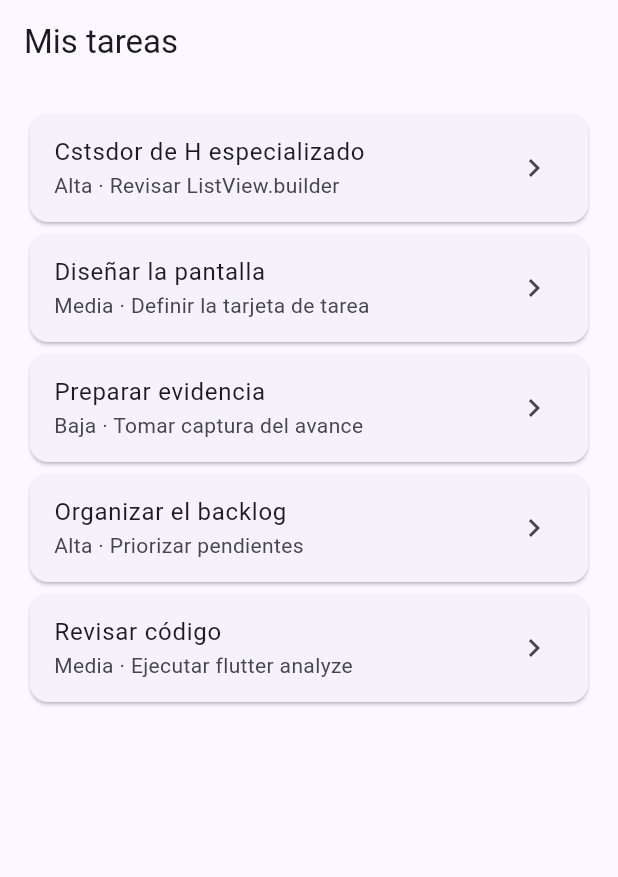
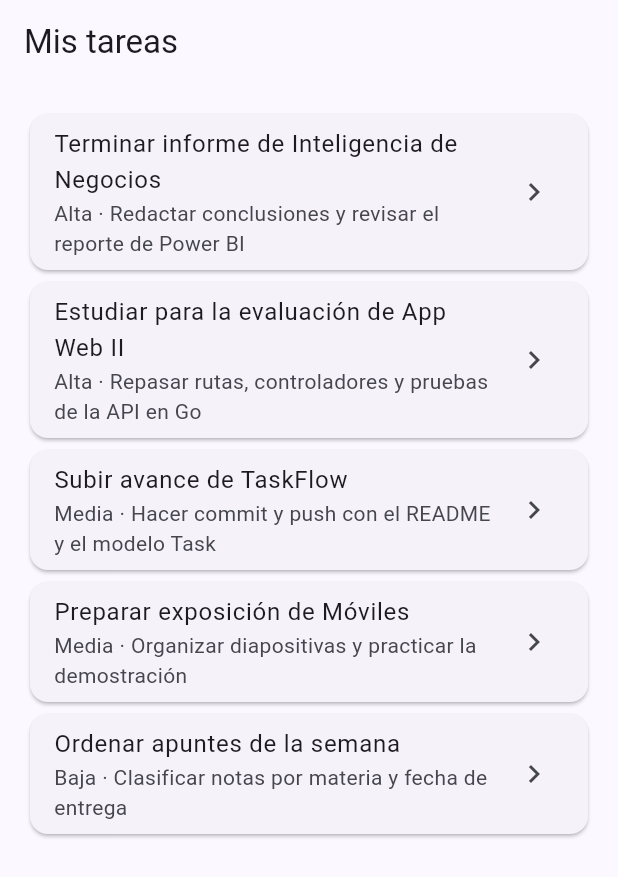
Before and after one commit to frankMontece/Desarrollo-Proyecto-Flutter, a Flutter app: the screen it shows after launch, on a phone screen of 412 x 824 dp. Shown: the top 877 px of the screen. Run offline on Flutter 3.47's test engine with Material 3 defaults, Android fonts, the phone set to English and light mode, and no system bars; our stand-ins replace go_router.

Commit message:
feat: separar modelo Task y definir alcance en README

```diff
--- a/lib/main.dart
+++ b/lib/main.dart
@@ -1,74 +1,42 @@
 import 'package:flutter/material.dart';
 import 'package:go_router/go_router.dart';
+import 'task.dart';
 
 void main() {
   runApp(const TaskFlowApp());
 }
 
 // 1. DATOS Y MODELOS
-class Task {
-  const Task({
-    required this.id,
-    required this.title,
-    required this.description,
-    required this.priority,
-    required this.isCompleted,
-  });
-
-  final int id;
-  final String title;
-  final String description;
-  final String priority;
-  final bool isCompleted;
-}
-
-const demoTasks = [
-  Task(
-    id: 1,
-    title: 'Cstsdor de H especializado',
-    description: 'Revisar ListView.builder',
-    priority: 'Alta',
-    isCompleted: false,
-  ),
-  Task(
-    id: 2,
-    title: 'Diseñar la pantalla',
-    description: 'Definir la tarjeta de tarea',
-    priority: 'Media',
-    isCompleted: false,
-  ),
-  Task(
-    id: 3,
-    title: 'Preparar evidencia',
-    description: 'Tomar captura del avance',
-    priority: 'Baja',
-    isCompleted: true,
-  ),
-  Task(
-    id: 4,
-    title: 'Organizar el backlog',
-    description: 'Priorizar pendientes',
-    priority: 'Alta',
-    isCompleted: false,
-  ),
-  Task(
-    id: 5,
-    title: 'Revisar código',
-    description: 'Ejecutar flutter analyze',
-    priority: 'Media',
-    isCompleted: false,
-  ),
+// Actualizamos los datos para incluir el userId: 1
+const demoTasks = <Task>[
+  Task(id: 1, title: 'Terminar informe de Inteligencia de Negocios', description: 'Redactar conclusiones y revisar el reporte de Power BI', priority: 'Alta', isCompleted: false, userId: 1),
+  Task(id: 2, title: 'Estudiar para la evaluación de App Web II', description: 'Repasar rutas, controladores y pruebas de la API en Go', priority: 'Alta', isCompleted: false, userId: 1),
+  Task(id: 3, title: 'Subir avance de TaskFlow', description: 'Hacer commit y push con el README y el modelo Task', priority: 'Media', isCompleted: true, userId: 1),
+  Task(id: 4, title: 'Preparar exposición de Móviles', description: 'Organizar diapositivas y practicar la demostración', priority: 'Media', isCompleted: false, userId: 1),
+  Task(id: 5, title: 'Ordenar apuntes de la semana', description: 'Clasificar notas por materia y fecha de entrega', priority: 'Baja', isCompleted: false, userId: 1),
 ];
 
 // 2. CONFIGURACIÓN DE RUTAS
+Task? findTask(int? id) {
+  for (final task in demoTasks) {
+    if (task.id == id) return task;
+  }
+  return null; // Devuelve nulo si no lo encuentra en vez de explotar
+}
+
 final appRouter = GoRouter(
   routes: [
-    GoRoute(path: '/', builder: (context, state) => const TaskListScreen()),
+    GoRoute(
+      path: '/',
+      builder: (context, state) => const TaskListScreen(),
+    ),
     GoRoute(
       path: '/task/:id',
       builder: (context, state) {
-        final taskId = int.parse(state.pathParameters['id']!);
-        return TaskDetailScreen(taskId: taskId);
+        // Usamos tryParse para evitar errores si no es un número
+        final id = int.tryParse(state.pathParameters['id'] ?? '');
+        // Pasamos el objeto Task entero, en lugar de solo el ID
+        return TaskDetailScreen(task: findTask(id));
       },
     ),
   ],
@@ -138,14 +106,24 @@ class TaskCard extends StatelessWidget {
   }
 }
 
+// 5. PANTALLA DE DETALLE DE TAREA
 class TaskDetailScreen extends StatelessWidget {
-  const TaskDetailScreen({super.key, required this.taskId});
+  const TaskDetailScreen({super.key, required this.task});
 
-  final int taskId;
+  final Task? task; // Ahora recibe la tarea (que puede ser nula)
 
   @override
   Widget build(BuildContext context) {
-    final task = demoTasks.firstWhere((item) => item.id == taskId);
+    // Verificamos si la tarea existe
+    if (task == null) {
+      return Scaffold(
+        appBar: AppBar(title: const Text('Error')),
+        body: const Center(child: Text('No se encontró esta tarea.')),
+      );
+    }
+
+    // Si existe, desempaquetamos de forma segura
+    final selected = task!;
 
     return Scaffold(
       appBar: AppBar(title: const Text('Detalle de tarea')),
@@ -154,13 +132,15 @@ class TaskDetailScreen extends StatelessWidget {
         child: Column(
           crossAxisAlignment: CrossAxisAlignment.start,
           children: [
-            Text(task.title, style: Theme.of(context).textTheme.headlineSmall),
+            Text(selected.title, style: Theme.of(context).textTheme.headlineSmall),
             const SizedBox(height: 16),
-            Text(task.description),
+            Text(selected.description),
             const SizedBox(height: 16),
-            Chip(label: Text('Prioridad: ${task.priority}')),
+            Chip(label: Text('Prioridad: ${selected.priority}')),
             const SizedBox(height: 12),
-            Text(task.isCompleted ? 'Estado: completada' : 'Estado: pendiente'),
+            Text(selected.isCompleted ? 'Estado: completada' : 'Estado: pendiente'),
+            const SizedBox(height: 12),
+            Text('Usuario: ${selected.userId}'), // <- Mostramos el nuevo campo
             const Spacer(),
             FilledButton.tonalIcon(
               onPressed: () => context.pop(),
--- /dev/null
+++ b/lib/task.dart
@@ -0,0 +1,28 @@
+class Task {
+  const Task({
+    required this.id,
+    required this.title,
+    required this.description,
+    required this.priority,
+    required this.isCompleted,
+    required this.userId, // <- Nuevo campo
+  });
+
+  final int id;
+  final String title;
+  final String description;
+  final String priority;
+  final bool isCompleted;
+  final int userId; // <- Nuevo campo
+
+  factory Task.fromJson(Map<String, dynamic> json) {
+    return Task(
+      id: json['id'] as int,
+      title: json['title'] as String,
+      description: json['description'] as String,
+      priority: json['priority'] as String,
+      isCompleted: json['isCompleted'] as bool,
+      userId: json['userId'] as int,
+    );
+  }
+}
```
Also changed, not shown: 2 other files.
